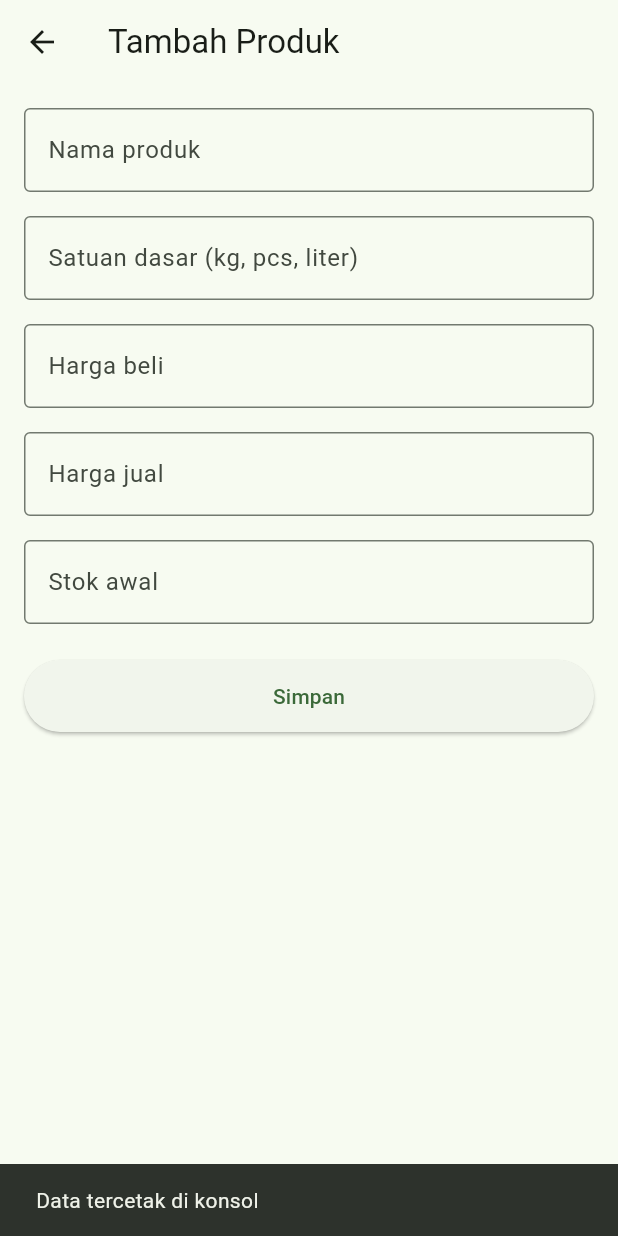
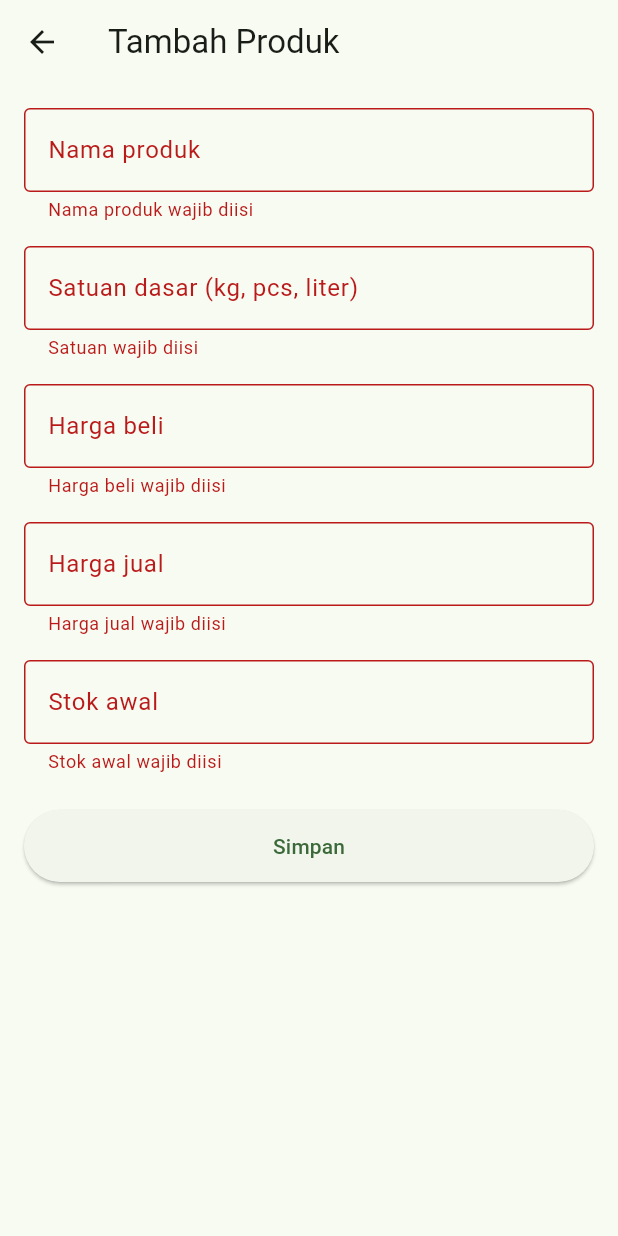
Before and after one commit to mutiaraazzh2708/pmd-kurnia5, a Flutter app: the FormTambahProdukScreen screen opened directly, after a tap on "Simpan", on a phone screen of 412 x 824 dp. Run offline on Flutter 3.47's test engine with Material 3 defaults, Android fonts, the phone set to English and light mode, and no system bars.

Commit message:
feat(produk): tambah validasi input di frontend

```diff
--- a/mobile/lib/screens/produk/form_tambah_produk_screen.dart
+++ b/mobile/lib/screens/produk/form_tambah_produk_screen.dart
@@ -1,4 +1,5 @@
 import 'package:flutter/material.dart';
+import '../../utils/validators.dart';
 
 class FormTambahProdukScreen extends StatefulWidget {
   const FormTambahProdukScreen({super.key});
@@ -26,12 +27,14 @@ class _FormTambahProdukScreenState extends State<FormTambahProdukScreen> {
   }
 
   void _simpan() {
+    if (!_formKey.currentState!.validate()) return;
+
     final data = {
-      'nama': _namaCtrl.text,
-      'satuan_dasar': _satuanCtrl.text,
-      'harga_beli': _hargaBeliCtrl.text,
-      'harga_jual': _hargaJualCtrl.text,
-      'stok_awal': _stokAwalCtrl.text,
+      'nama': _namaCtrl.text.trim(),
+      'satuan_dasar': _satuanCtrl.text.trim(),
+      'harga_beli': _hargaBeliCtrl.text.trim(),
+      'harga_jual': _hargaJualCtrl.text.trim(),
+      'stok_awal': _stokAwalCtrl.text.trim(),
     };
     debugPrint('Data produk: $data');
     ScaffoldMessenger.of(context).showSnackBar(
@@ -55,6 +58,7 @@ class _FormTambahProdukScreenState extends State<FormTambahProdukScreen> {
                   labelText: 'Nama produk',
                   border: OutlineInputBorder(),
                 ),
+                validator: (v) => Validators.wajibDiisi(v, 'Nama produk'),
               ),
               const SizedBox(height: 16),
               TextFormField(
@@ -63,6 +67,7 @@ class _FormTambahProdukScreenState extends State<FormTambahProdukScreen> {
                   labelText: 'Satuan dasar (kg, pcs, liter)',
                   border: OutlineInputBorder(),
                 ),
+                validator: (v) => Validators.wajibDiisi(v, 'Satuan'),
               ),
               const SizedBox(height: 16),
               TextFormField(
@@ -73,6 +78,7 @@ class _FormTambahProdukScreenState extends State<FormTambahProdukScreen> {
                   prefixText: 'Rp ',
                   border: OutlineInputBorder(),
                 ),
+                validator: (v) => Validators.angkaTidakNegatif(v, 'Harga beli'),
               ),
               const SizedBox(height: 16),
               TextFormField(
@@ -83,6 +89,7 @@ class _FormTambahProdukScreenState extends State<FormTambahProdukScreen> {
                   prefixText: 'Rp ',
                   border: OutlineInputBorder(),
                 ),
+                validator: (v) => Validators.angkaTidakNegatif(v, 'Harga jual'),
               ),
               const SizedBox(height: 16),
               TextFormField(
@@ -92,6 +99,8 @@ class _FormTambahProdukScreenState extends State<FormTambahProdukScreen> {
                   labelText: 'Stok awal',
                   border: OutlineInputBorder(),
                 ),
+                validator: (v) =>
+                    Validators.bilanganBulatTidakNegatif(v, 'Stok awal'),
               ),
               const SizedBox(height: 24),
               SizedBox(
--- /dev/null
+++ b/mobile/lib/utils/validators.dart
@@ -0,0 +1,22 @@
+class Validators {
+  static String? wajibDiisi(String? v, String namaField) {
+    if (v == null || v.trim().isEmpty) return '$namaField wajib diisi';
+    return null;
+  }
+
+  static String? angkaTidakNegatif(String? v, String namaField) {
+    if (v == null || v.trim().isEmpty) return '$namaField wajib diisi';
+    final n = num.tryParse(v.trim());
+    if (n == null) return '$namaField harus berupa angka';
+    if (n < 0) return '$namaField tidak boleh negatif';
+    return null;
+  }
+
+  static String? bilanganBulatTidakNegatif(String? v, String namaField) {
+    if (v == null || v.trim().isEmpty) return '$namaField wajib diisi';
+    final n = int.tryParse(v.trim());
+    if (n == null) return '$namaField harus berupa bilangan bulat';
+    if (n < 0) return '$namaField tidak boleh negatif';
+    return null;
+  }
+}
```
